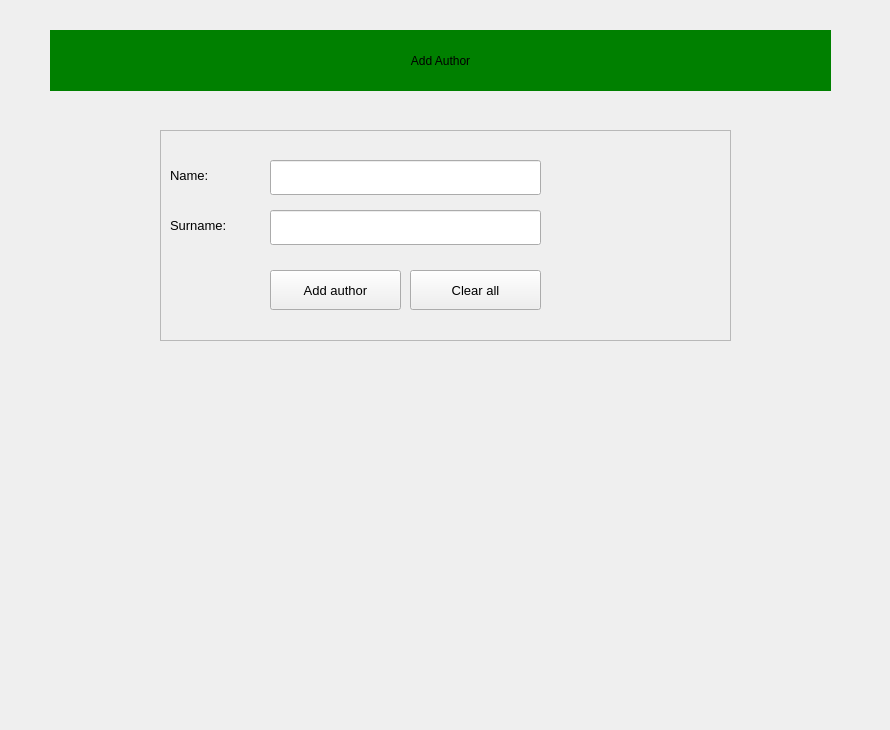
The window that assets/ui_XML/addAuthor_window.ui (nisaia/P-yQt-ersonal-management-system) describes before a commit, drawn with Qt 5.
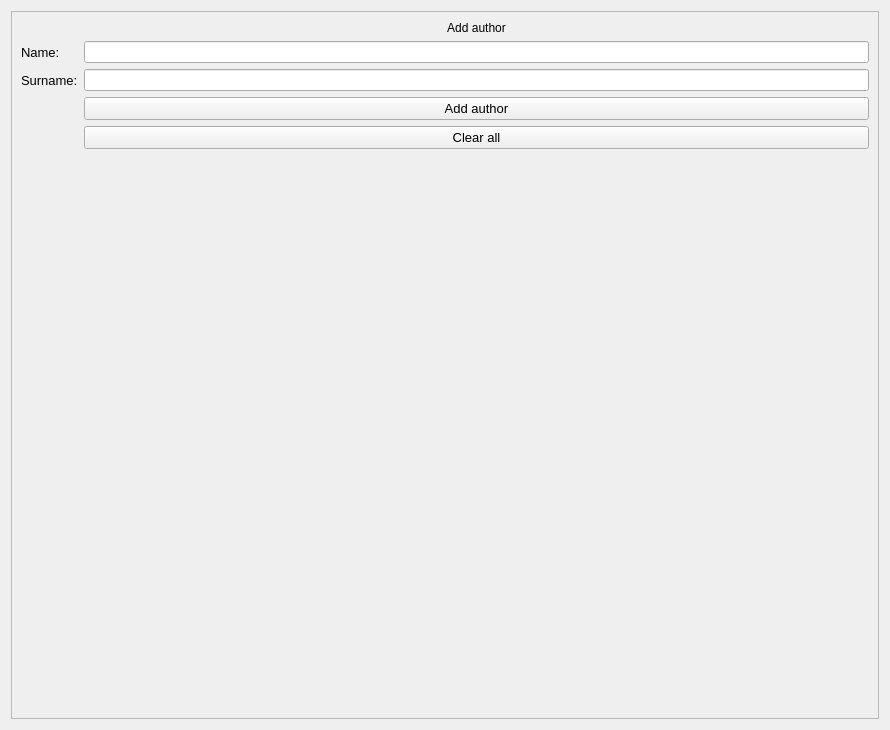
The same window after the commit.

```diff
--- a/assets/ui_XML/addAuthor_window.ui
+++ b/assets/ui_XML/addAuthor_window.ui
@@ -18,37 +18,9 @@
 	background-color: green;
 }</string>
   </property>
-  <widget class="QWidget" name="horizontalLayoutWidget">
-   <property name="geometry">
-    <rect>
-     <x>50</x>
-     <y>30</y>
-     <width>781</width>
-     <height>61</height>
-    </rect>
-   </property>
-   <layout class="QHBoxLayout" name="horizontalLayout">
+  <layout class="QVBoxLayout" name="verticalLayout">
     <item>
-     <widget class="QLabel" name="addAuthor_label">
-      <property name="text">
-       <string>Add Author</string>
-      </property>
-      <property name="alignment">
-       <set>Qt::AlignCenter</set>
-      </property>
-     </widget>
-    </item>
-   </layout>
-  </widget>
   <widget class="QFrame" name="frame">
-   <property name="geometry">
-    <rect>
-     <x>160</x>
-     <y>130</y>
-     <width>571</width>
-     <height>211</height>
-    </rect>
-   </property>
    <property name="font">
     <font>
      <pointsize>10</pointsize>
@@ -60,15 +32,9 @@
    <property name="frameShadow">
     <enum>QFrame::Raised</enum>
    </property>
+     <layout class="QFormLayout" name="formLayout">
+      <item row="1" column="0">
    <widget class="QLabel" name="authorName_label">
-    <property name="geometry">
-     <rect>
-      <x>10</x>
-      <y>30</y>
-      <width>58</width>
-      <height>31</height>
-     </rect>
-    </property>
     <property name="font">
      <font>
       <pointsize>10</pointsize>
@@ -78,25 +44,12 @@
      <string>Name:</string>
     </property>
    </widget>
-   <widget class="QLineEdit" name="authorName_lineEdit">
-    <property name="geometry">
-     <rect>
-      <x>110</x>
-      <y>30</y>
-      <width>271</width>
-      <height>35</height>
-     </rect>
-    </property>
-   </widget>
+      </item>
+      <item row="1" column="1">
+       <widget class="QLineEdit" name="authorName_lineEdit"/>
+      </item>
+      <item row="2" column="0">
    <widget class="QLabel" name="authorSurname_label">
-    <property name="geometry">
-     <rect>
-      <x>10</x>
-      <y>80</y>
-      <width>91</width>
-      <height>31</height>
-     </rect>
-    </property>
     <property name="font">
      <font>
       <pointsize>10</pointsize>
@@ -106,25 +59,12 @@
      <string>Surname:</string>
     </property>
    </widget>
-   <widget class="QLineEdit" name="authorSurname_lineEdit">
-    <property name="geometry">
-     <rect>
-      <x>110</x>
-      <y>80</y>
-      <width>271</width>
-      <height>35</height>
-     </rect>
-    </property>
-   </widget>
+      </item>
+      <item row="2" column="1">
+       <widget class="QLineEdit" name="authorSurname_lineEdit"/>
+      </item>
+      <item row="3" column="1">
    <widget class="QPushButton" name="addAuthor_button">
-    <property name="geometry">
-     <rect>
-      <x>110</x>
-      <y>140</y>
-      <width>131</width>
-      <height>40</height>
-     </rect>
-    </property>
     <property name="font">
      <font>
       <pointsize>10</pointsize>
@@ -134,15 +74,9 @@
      <string>Add author</string>
     </property>
    </widget>
+      </item>
+      <item row="4" column="1">
    <widget class="QPushButton" name="clearAll_button">
-    <property name="geometry">
-     <rect>
-      <x>250</x>
-      <y>140</y>
-      <width>131</width>
-      <height>40</height>
-     </rect>
-    </property>
     <property name="font">
      <font>
       <pointsize>10</pointsize>
@@ -152,7 +86,21 @@
      <string>Clear all</string>
     </property>
    </widget>
-  </widget>
+      </item>
+      <item row="0" column="1">
+       <widget class="QLabel" name="label">
+        <property name="text">
+         <string>Add author</string>
+        </property>
+        <property name="alignment">
+         <set>Qt::AlignCenter</set>
+        </property>
+       </widget>
+      </item>
+     </layout>
+    </widget>
+   </item>
+  </layout>
  </widget>
  <resources/>
  <connections/>
```
Lines whose indentation alone changed are shown as unchanged.
